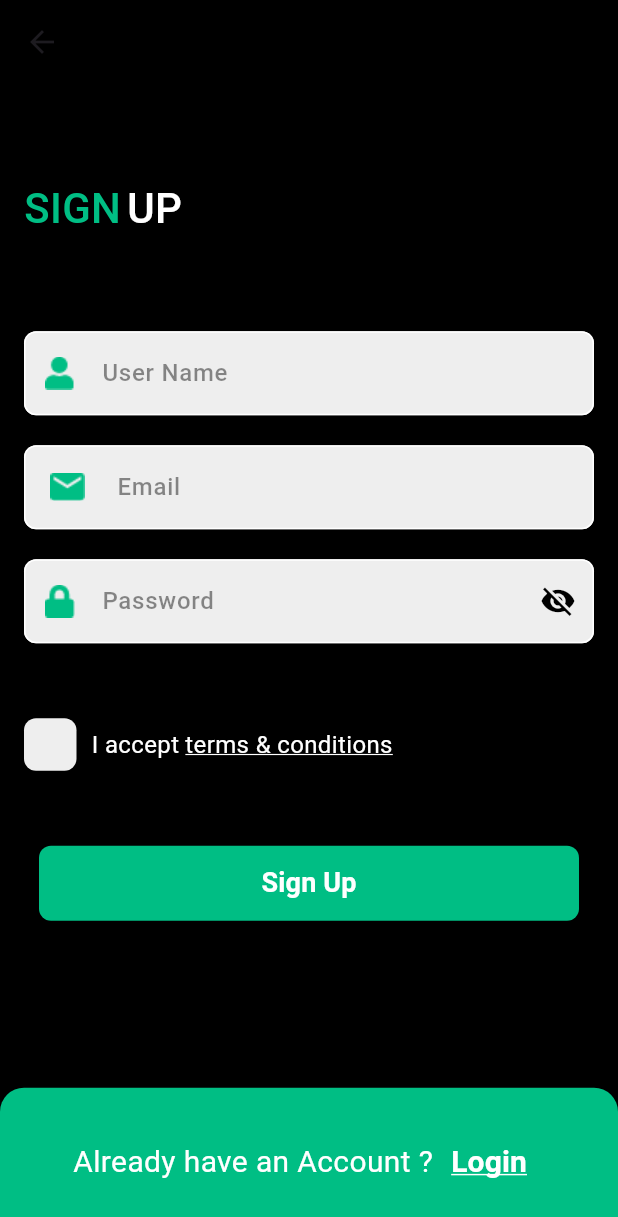
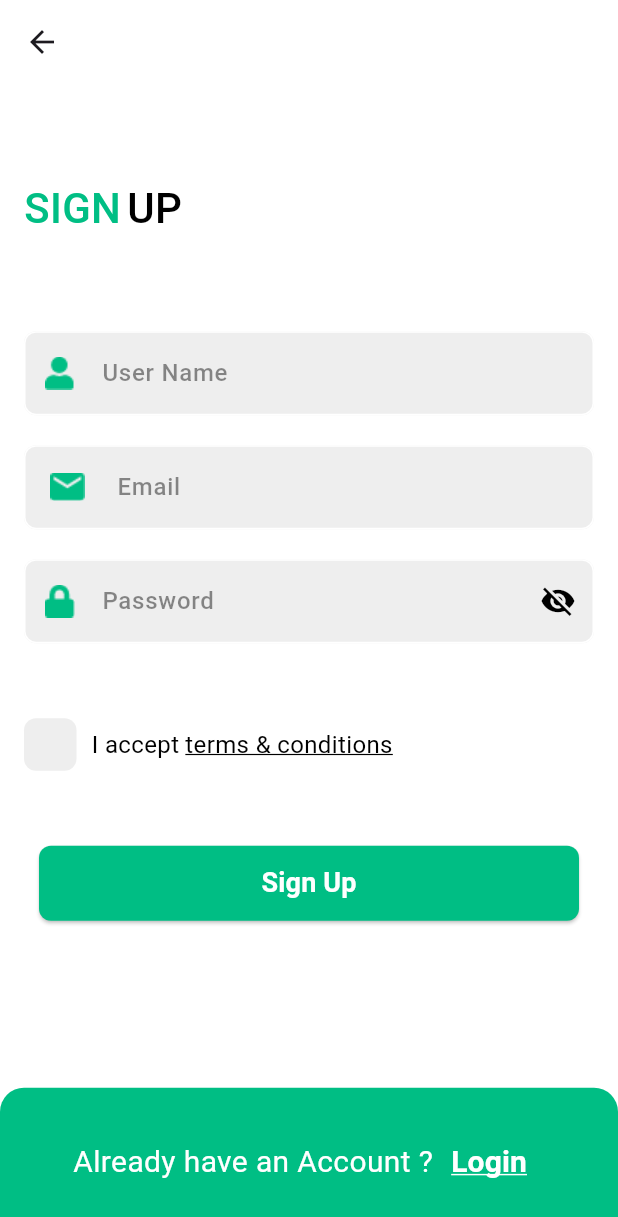
Before and after one commit to Marwa-Atef596/Shopping, a Flutter app: the SignUpScreen screen opened by its route, on a phone screen of 412 x 824 dp. Shown: the top 1217 px of the screen. Run offline on Flutter 3.47's test engine with Material 3 defaults, Android fonts, the phone set to English and light mode, and no system bars; our stand-ins replace get.

```diff
--- a/lib/core/routing/app_router.dart
+++ b/lib/core/routing/app_router.dart
@@ -1,4 +1,5 @@
 import 'package:ecommerce_app/features/authentecation/logic/binding/auth_bindiing.dart';
+import 'package:ecommerce_app/features/authentecation/presentation/screens/forget_password_screen.dart';
 import 'package:ecommerce_app/features/authentecation/presentation/screens/login_screen.dart';
 import 'package:ecommerce_app/features/authentecation/presentation/screens/sign_up_screen.dart';
 import 'package:ecommerce_app/features/authentecation/presentation/screens/welcome_screen.dart';
@@ -14,12 +15,17 @@ class AppRouter {
       page: () => WelcomeScreen(),
     ),
     GetPage(
-      name: Routs.loginScreen,
-      page: () => LoginScreen(),
-    ),
+        name: Routs.loginScreen,
+        page: () => LoginScreen(),
+        binding: AuthBindiing()),
     GetPage(
       name: Routs.signUpScreen,
       page: () => SignUpScreen(),
+      binding: AuthBindiing(),
+    ),
+    GetPage(
+      name: Routs.forgetPassScreen,
+      page: () => ForgetPasswordScreen(),
       binding: AuthBindiing(),
     ),
   ];
@@ -29,4 +35,5 @@ class Routs {
   static const welcomeScreen = '/welcomeScreen';
   static const loginScreen = '/loginScreen';
   static const signUpScreen = '/signUpScreen';
+  static const forgetPassScreen = '/forgetPassScreen';
 }
--- a/lib/core/utils/text_utils.dart
+++ b/lib/core/utils/text_utils.dart
@@ -7,21 +7,25 @@ class TextUtils extends StatelessWidget {
       required this.text,
       required this.fontSize,
       required this.color,
-      required this.fontWeight, this.decorationColor});
+      required this.fontWeight,
+      this.decorationColor,
+      this.textAlign});
   final String text;
   final double fontSize;
   final Color color;
   final FontWeight fontWeight;
   final TextDecoration? decoration;
   final Color? decorationColor;
+  final TextAlign? textAlign;
   @override
   Widget build(BuildContext context) {
     return Text(
       text,
+      textAlign: textAlign,
       style: TextStyle(
         decoration: decoration,
         color: color,
-        decorationColor:color,
+        decorationColor: color,
         fontWeight: fontWeight,
         fontSize: fontSize,
       ),
--- a/lib/features/authentecation/presentation/screens/sign_up_screen.dart
+++ b/lib/features/authentecation/presentation/screens/sign_up_screen.dart
@@ -1,4 +1,5 @@
 import 'package:ecommerce_app/core/helpers/my_string.dart';
+import 'package:ecommerce_app/core/routing/app_router.dart';
 import 'package:ecommerce_app/core/theme.dart';
 import 'package:ecommerce_app/core/utils/custom_button.dart';
 import 'package:ecommerce_app/core/utils/text_utils.dart';
@@ -24,11 +25,13 @@ class SignUpScreen extends StatelessWidget {
       bottomNavigationBar: CustomBottomContainer(
         text2: 'Login',
         text: 'Already have an Account ?',
-        onPressed: () {},
+        onPressed: () {
+          Get.offNamed(Routs.loginScreen);
+        },
       ),
-      backgroundColor: Get.isDarkMode ? Colors.white : Colors.black,
+      backgroundColor: Get.isDarkMode ? Colors.black : Colors.white,
       appBar: AppBar(
-        backgroundColor: Get.isDarkMode ? Colors.white : Colors.black,
+        backgroundColor: Get.isDarkMode ? Colors.black : Colors.white,
         elevation: 0,
       ),
       body: SingleChildScrollView(
@@ -56,7 +59,7 @@ class SignUpScreen extends StatelessWidget {
                     TextUtils(
                         text: 'UP',
                         fontSize: 28,
-                        color: Get.isDarkMode ? Colors.black : Colors.white,
+                        color: Get.isDarkMode ? Colors.white : Colors.black,
                         fontWeight: FontWeight.w500),
                   ],
                 ),
@@ -139,7 +142,7 @@ class SignUpScreen extends StatelessWidget {
                   TextUtils(
                       text: 'I accept',
                       fontSize: 16,
-                      color: Get.isDarkMode ? Colors.black : Colors.white,
+                      color: Get.isDarkMode ? Colors.white : Colors.black,
                       fontWeight: FontWeight.normal),
                   SizedBox(
                     width: 4,
@@ -147,7 +150,7 @@ class SignUpScreen extends StatelessWidget {
                   TextUtils(
                     text: 'terms & conditions',
                     fontSize: 16,
-                    color: Get.isDarkMode ? Colors.black : Colors.white,
+                    color: Get.isDarkMode ? Colors.white : Colors.black,
                     fontWeight: FontWeight.normal,
                     decoration: TextDecoration.underline,
                     decorationColor: Colors.black,
--- a/lib/features/authentecation/presentation/widgets/custom_bottom_container.dart
+++ b/lib/features/authentecation/presentation/widgets/custom_bottom_container.dart
@@ -30,7 +30,7 @@ class CustomBottomContainer extends StatelessWidget {
               color: Colors.white,
               fontWeight: FontWeight.normal),
           TextButton(
-              onPressed: () {},
+              onPressed:onPressed,
               child: TextUtils(
                 text: text2,
                 fontSize: 20,
```
Also changed, not shown: lib/features/authentecation/presentation/screens/forget_password_screen.dart (added, +77 -0 lines), lib/features/authentecation/presentation/screens/login_screen.dart (+146 -3 lines).
